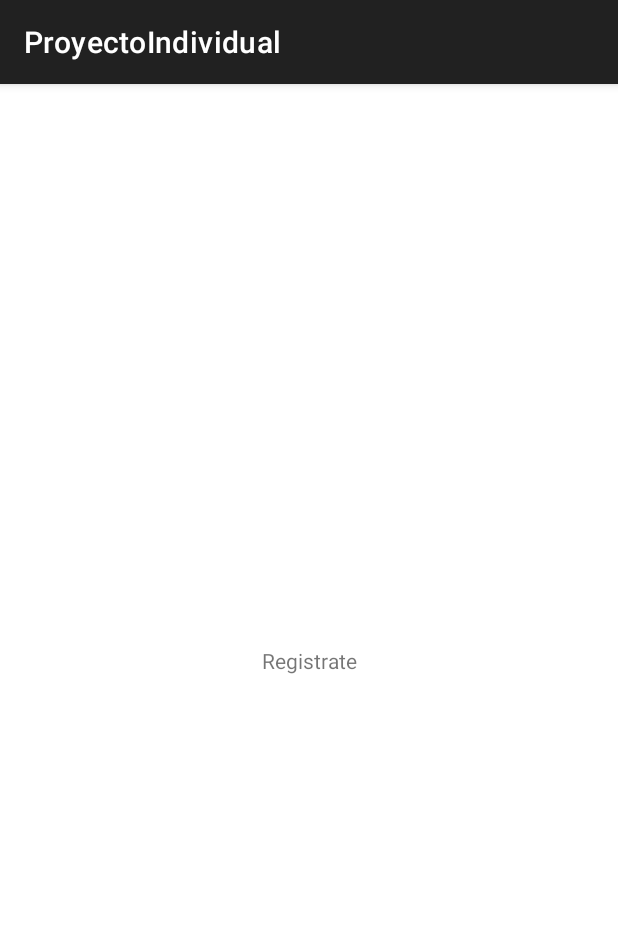
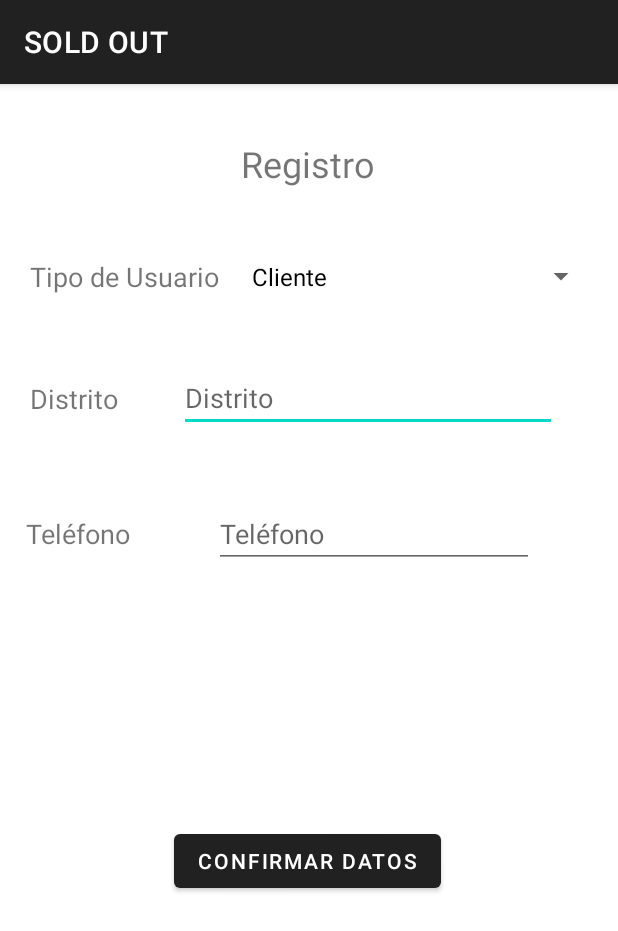
Before and after one commit to mionks27/ProyectoIndividualApps, an Android app: the screen it shows after launch once a user with an empty profile is signed in (Registro), on a phone screen of 412 x 824 dp. Shown: the top 931 px of the screen. Run offline under Robolectric (Android 15) with nearby library versions, the phone set to English and light mode, and no system bars; our stand-ins replace Firebase (no records; nobody signed in at launch, a user with empty details on screens opened directly); libraries missing offline, so code that uses them is left out: com.facebook, com.facebook.appevents, com.firebase.ui.

Commit message:
Registro completo

```diff
--- a/app/src/main/java/pe/pucp/tel306/Entity/User.java
+++ b/app/src/main/java/pe/pucp/tel306/Entity/User.java
@@ -1,4 +1,40 @@
 package pe.pucp.tel306.Entity;
 
 public class User {
+    private String rol;
+    private String telefono;
+    private String distrito;
+    private String nombreEmpresa;
+
+    public String getRol() {
+        return rol;
+    }
+
+    public void setRol(String rol) {
+        this.rol = rol;
+    }
+
+    public String getTelefono() {
+        return telefono;
+    }
+
+    public void setTelefono(String telefono) {
+        this.telefono = telefono;
+    }
+
+    public String getDistrito() {
+        return distrito;
+    }
+
+    public void setDistrito(String distrito) {
+        this.distrito = distrito;
+    }
+
+    public String getNombreEmpresa() {
+        return nombreEmpresa;
+    }
+
+    public void setNombreEmpresa(String nombreEmpresa) {
+        this.nombreEmpresa = nombreEmpresa;
+    }
 }
--- a/app/src/main/java/pe/pucp/tel306/Registro.java
+++ b/app/src/main/java/pe/pucp/tel306/Registro.java
@@ -1,14 +1,98 @@
 package pe.pucp.tel306;
 
+import androidx.annotation.NonNull;
 import androidx.appcompat.app.AppCompatActivity;
 
 import android.os.Bundle;
+import android.util.Log;
+import android.view.View;
+import android.widget.AdapterView;
+import android.widget.ArrayAdapter;
+import android.widget.EditText;
+import android.widget.Spinner;
+import android.widget.TextView;
+
+import com.google.android.gms.tasks.OnFailureListener;
+import com.google.android.gms.tasks.OnSuccessListener;
+import com.google.firebase.auth.FirebaseAuth;
+import com.google.firebase.auth.FirebaseUser;
+import com.google.firebase.database.DatabaseReference;
+import com.google.firebase.database.FirebaseDatabase;
+
+import pe.pucp.tel306.Entity.User;
 
 public class Registro extends AppCompatActivity {
-
+    TextView name;
+    EditText nombreEmpresa,distrito,phone;
+    User user = new User();
     @Override
     protected void onCreate(Bundle savedInstanceState) {
         super.onCreate(savedInstanceState);
         setContentView(R.layout.activity_registro);
+        name = findViewById(R.id.textView7);
+        nombreEmpresa = findViewById(R.id.editTextNombreEmpresa);
+        distrito = findViewById(R.id.editTextDistrito);
+        phone = findViewById(R.id.editTextPhone);
+        String [] lista = {"Cliente","Empresa"};
+        ArrayAdapter<String> adapter = new ArrayAdapter<String>(this,android.R.layout.simple_spinner_dropdown_item,lista);
+        Spinner spinner = findViewById(R.id.spinnerRolUsuario);
+        spinner.setAdapter(adapter);
+        spinner.setOnItemSelectedListener(new AdapterView.OnItemSelectedListener() {
+            @Override
+            public void onItemSelected(AdapterView<?> parent, View view, int position, long id) {
+                Log.d("JULIO","SELECCIONASTE ESTO : " + parent.getItemAtPosition(position).toString());
+                if(position == 0){
+                  user.setRol("Cliente");
+                  if(nombreEmpresa.getVisibility() == View.VISIBLE){
+                      nombreEmpresa.setVisibility(View.INVISIBLE);
+                      name.setVisibility(View.INVISIBLE);
+                  }
+                }else if(position == 1){
+                    user.setRol("Empresa");
+                    nombreEmpresa.setVisibility(View.VISIBLE);
+                    name.setVisibility(View.VISIBLE);
+                }
+            }
+            @Override
+            public void onNothingSelected(AdapterView<?> parent) {
+            }
+        });
+
     }
+
+    public void guardarUsuario(View view){
+
+        if(distrito.getText().toString().trim().isEmpty()){
+            distrito.setError("Este campo no puede ser vacío");
+        }else{
+            if(phone.getText().toString().trim().isEmpty()){
+                phone.setError("Este campo no puede ser vacío");
+            }else{
+                if(nombreEmpresa.getText().toString().trim().isEmpty() && nombreEmpresa.getVisibility() == View.VISIBLE){
+                    nombreEmpresa.setError("Este campo no puede ser vacío");
+                }else{
+                    user.setDistrito(distrito.getText().toString());
+                    user.setNombreEmpresa(nombreEmpresa.getText().toString());
+                    user.setTelefono(phone.getText().toString());
+                    FirebaseUser firebaseUser = FirebaseAuth.getInstance().getCurrentUser();
+                    DatabaseReference databaseReference = FirebaseDatabase.getInstance().getReference();
+                    databaseReference.child("users/"+firebaseUser.getUid()).setValue(user)
+                            .addOnSuccessListener(new OnSuccessListener<Void>() {
+                                @Override
+                                public void onSuccess(Void aVoid) {
+                                    Log.d("JULIO","GUARDADO EXITOSO EN TU DATABASE");
+                                }
+                            })
+                            .addOnFailureListener(new OnFailureListener() {
+                                @Override
+                                public void onFailure(@NonNull Exception e) {
+                                    e.printStackTrace();
+                                }
+                            });
+                }
+            }
+        }
+
+    }
+
 }
--- a/app/src/main/res/layout/activity_registro.xml
+++ b/app/src/main/res/layout/activity_registro.xml
@@ -10,9 +10,126 @@
         android:id="@+id/textView"
         android:layout_width="wrap_content"
         android:layout_height="wrap_content"
-        android:text="Registrate"
+        android:text="Registro"
+        android:textSize="24sp"
         app:layout_constraintBottom_toBottomOf="parent"
         app:layout_constraintEnd_toEndOf="parent"
+        app:layout_constraintHorizontal_bias="0.498"
         app:layout_constraintStart_toStartOf="parent"
-        app:layout_constraintTop_toTopOf="parent" />
+        app:layout_constraintTop_toTopOf="parent"
+        app:layout_constraintVertical_bias="0.05" />
+
+    <TextView
+        android:id="@+id/textView3"
+        android:layout_width="wrap_content"
+        android:layout_height="wrap_content"
+        android:text="Tipo de Usuario"
+        android:textSize="18sp"
+        app:layout_constraintBottom_toBottomOf="parent"
+        app:layout_constraintEnd_toEndOf="parent"
+        app:layout_constraintHorizontal_bias="0.07"
+        app:layout_constraintStart_toStartOf="parent"
+        app:layout_constraintTop_toBottomOf="@+id/textView"
+        app:layout_constraintVertical_bias="0.069" />
+
+    <Spinner
+        android:id="@+id/spinnerRolUsuario"
+        android:layout_width="238dp"
+        android:layout_height="26dp"
+        app:layout_constraintBottom_toBottomOf="@+id/textView3"
+        app:layout_constraintEnd_toEndOf="parent"
+        app:layout_constraintStart_toEndOf="@+id/textView3"
+        app:layout_constraintTop_toTopOf="@+id/textView3" />
+
+    <TextView
+        android:id="@+id/textView4"
+        android:layout_width="wrap_content"
+        android:layout_height="wrap_content"
+        android:text="Distrito"
+        android:textSize="18sp"
+        app:layout_constraintBottom_toBottomOf="parent"
+        app:layout_constraintEnd_toEndOf="@+id/textView3"
+        app:layout_constraintHorizontal_bias="0.0"
+        app:layout_constraintStart_toStartOf="@+id/textView3"
+        app:layout_constraintTop_toBottomOf="@+id/textView3"
+        app:layout_constraintVertical_bias="0.094" />
+
+    <EditText
+        android:id="@+id/editTextDistrito"
+        android:layout_width="252dp"
+        android:layout_height="42dp"
+        android:ems="10"
+        android:hint="Distrito"
+        android:inputType="textPersonName"
+        app:layout_constraintBottom_toBottomOf="@+id/textView4"
+        app:layout_constraintEnd_toEndOf="parent"
+        app:layout_constraintStart_toEndOf="@+id/textView4"
+        app:layout_constraintTop_toTopOf="@+id/textView4"
+        app:layout_constraintVertical_bias="0.444" />
+
+    <TextView
+        android:id="@+id/textView6"
+        android:layout_width="wrap_content"
+        android:layout_height="wrap_content"
+        android:text="Teléfono"
+        android:textSize="18sp"
+        app:layout_constraintBottom_toBottomOf="parent"
+        app:layout_constraintEnd_toEndOf="@+id/textView4"
+        app:layout_constraintHorizontal_bias="0.307"
+        app:layout_constraintStart_toStartOf="@+id/textView4"
+        app:layout_constraintTop_toBottomOf="@+id/textView4"
+        app:layout_constraintVertical_bias="0.125" />
+
+    <EditText
+        android:id="@+id/editTextPhone"
+        android:layout_width="wrap_content"
+        android:layout_height="wrap_content"
+        android:ems="10"
+        android:hint="Teléfono"
+        android:inputType="phone"
+        app:layout_constraintBottom_toBottomOf="@+id/textView6"
+        app:layout_constraintEnd_toEndOf="parent"
+        app:layout_constraintStart_toEndOf="@+id/textView6"
+        app:layout_constraintTop_toTopOf="@+id/textView6" />
+
+    <TextView
+        android:id="@+id/textView7"
+        android:layout_width="wrap_content"
+        android:layout_height="wrap_content"
+        android:text="Nombre(Empresa)"
+        android:textSize="18sp"
+        android:visibility="invisible"
+        app:layout_constraintBottom_toBottomOf="parent"
+        app:layout_constraintEnd_toEndOf="@+id/textView6"
+        app:layout_constraintHorizontal_bias="0.0"
+        app:layout_constraintStart_toStartOf="@+id/textView6"
+        app:layout_constraintTop_toBottomOf="@+id/textView6"
+        app:layout_constraintVertical_bias="0.154" />
+
+    <EditText
+        android:id="@+id/editTextNombreEmpresa"
+        android:layout_width="wrap_content"
+        android:layout_height="wrap_content"
+        android:ems="10"
+        android:hint="Nombre"
+        android:inputType="textPersonName"
+        android:visibility="invisible"
+        app:layout_constraintBottom_toBottomOf="@+id/textView7"
+        app:layout_constraintEnd_toEndOf="parent"
+        app:layout_constraintStart_toEndOf="@+id/textView7"
+        app:layout_constraintTop_toTopOf="@+id/textView7" />
+
+    <Button
+        android:id="@+id/button3"
+        android:layout_width="wrap_content"
+        android:layout_height="wrap_content"
+        android:onClick="guardarUsuario"
+        android:text="Confirmar Datos"
+        app:layout_constraintBottom_toBottomOf="parent"
+        app:layout_constraintEnd_toEndOf="parent"
+        app:layout_constraintHorizontal_bias="0.497"
+        app:layout_constraintStart_toStartOf="parent"
+        app:layout_constraintTop_toBottomOf="@+id/editTextNombreEmpresa"
+        app:layout_constraintVertical_bias="0.262" />
+
 </androidx.constraintlayout.widget.ConstraintLayout>
--- a/app/src/main/res/values/strings.xml
+++ b/app/src/main/res/values/strings.xml
@@ -1,5 +1,5 @@
 <resources>
-    <string name="app_name">ProyectoIndividual</string>
+    <string name="app_name">SOLD OUT</string>
     <string name="facebook_application_id" translatable="false">748903189369565</string>
     <string name="facebook_login_protocol_scheme" translatable="false">fb748903189369565</string>
 </resources>
```
Also changed, not shown: app/src/main/AndroidManifest.xml (+8 -2 lines), app/src/main/java/pe/pucp/tel306/Cliente/PaginaPrincipalCliente.java (added, +16 -0 lines), app/src/main/java/pe/pucp/tel306/Empresa/PaginaPrincipalEmpresa.java (added, +16 -0 lines), app/src/main/java/pe/pucp/tel306/MainActivity.java (+15 -13 lines), app/src/main/res/layout/activity_pagina_principal_cliente.xml (added, +9 -0 lines), app/src/main/res/layout/activity_pagina_principal_empresa.xml (added, +9 -0 lines).
